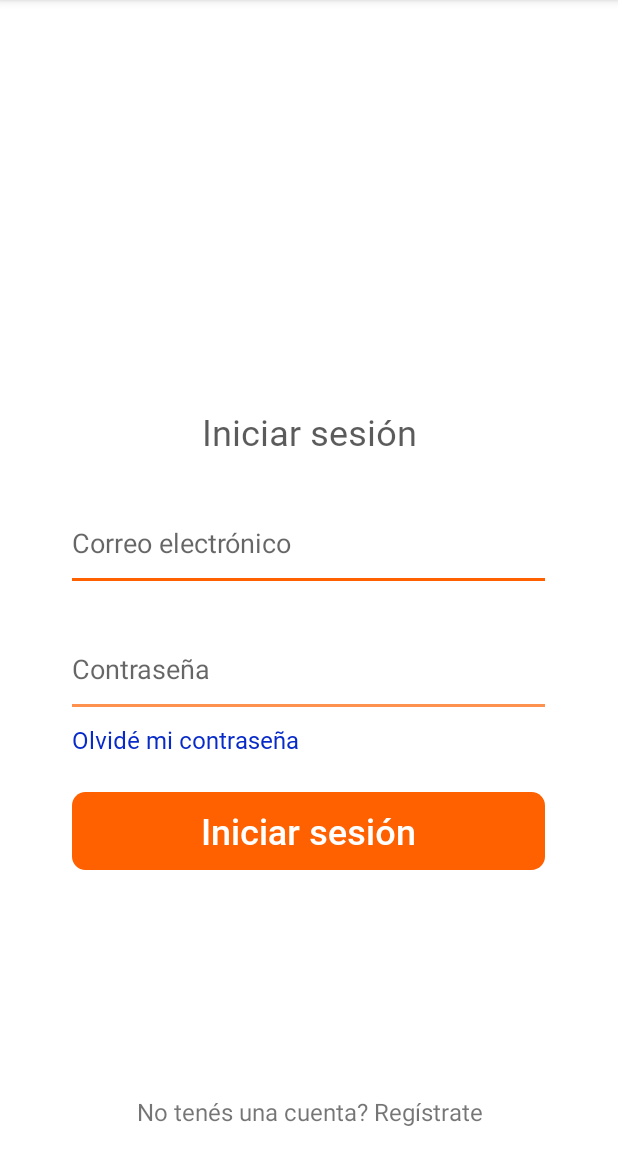
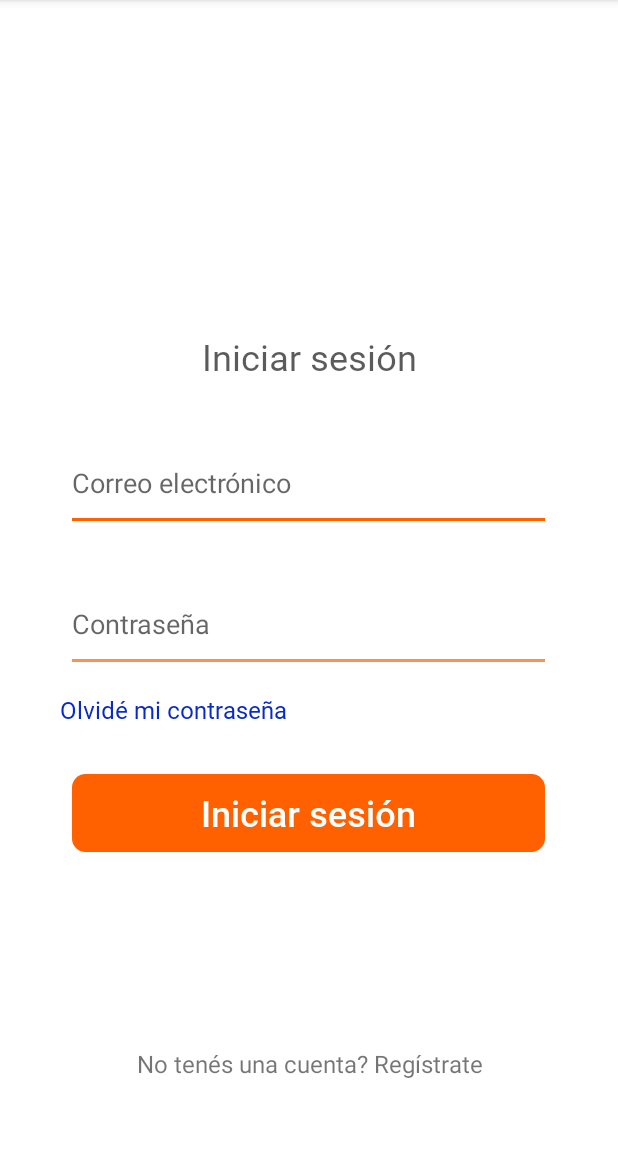
Before and after one commit to PolNun/lpet_android, an Android app: the fragment LoginFragment shown on its own in the app's theme, on a phone screen of 412 x 824 dp, the part 84-1236 px from its top. Run offline under Robolectric (Android 15) with nearby library versions, the phone set to English and light mode, and no system bars.

Commit message:
Pruebas en layout activity_main.xml

```diff
--- a/app/src/main/res/drawable/logo_lpet_naranja.xml
+++ b/app/src/main/res/drawable/logo_lpet_naranja.xml
@@ -1,6 +1,6 @@
 <vector xmlns:android="http://schemas.android.com/apk/res/android"
-    android:width="140dp"
-    android:height="75dp"
+    android:width="170dp"
+    android:height="90dp"
     android:viewportWidth="140"
     android:viewportHeight="75">
   <path
--- a/app/src/main/res/layout/fragment_login.xml
+++ b/app/src/main/res/layout/fragment_login.xml
@@ -6,6 +6,7 @@
     android:layout_width="match_parent"
     android:layout_height="wrap_content"
     android:layout_gravity="bottom"
+    android:layout_marginBottom="32dp"
     android:orientation="vertical"
     android:paddingStart="@dimen/fragment_horizontal_margin"
     android:paddingEnd="@dimen/fragment_horizontal_margin"
@@ -22,7 +23,7 @@
 
     <Space
         android:layout_width="match_parent"
-        android:layout_height="32dp" />
+        android:layout_height="42dp" />
 
     <EditText
         android:id="@+id/username"
@@ -36,7 +37,7 @@
 
     <Space
         android:layout_width="match_parent"
-        android:layout_height="32dp" />
+        android:layout_height="42dp" />
 
     <EditText
         android:id="@+id/password"
@@ -50,24 +51,25 @@
 
     <Space
         android:layout_width="match_parent"
-        android:layout_height="10dp" />
+        android:layout_height="20dp" />
 
     <TextView
         android:layout_width="wrap_content"
         android:layout_height="wrap_content"
-        android:layout_marginStart="32dp"
+        android:layout_marginStart="24dp"
         android:text="@string/texto_olvidaste_contrasena"
         android:textAppearance="@style/texto_enlace" />
 
     <Space
         android:layout_width="match_parent"
-        android:layout_height="24dp" />
+        android:layout_height="32dp" />
 
     <androidx.appcompat.widget.AppCompatButton
         android:id="@+id/btnLogin"
         android:layout_width="wrap_content"
         android:layout_height="wrap_content"
         android:layout_gravity="center_horizontal"
+        android:layout_marginBottom="130dp"
         android:background="@drawable/boton_principal"
         android:elevation="12dp"
         android:text="@string/texto_iniciar_sesion"
@@ -77,12 +79,8 @@
         android:layout_width="match_parent"
         android:layout_height="wrap_content"
         android:layout_gravity="center"
-        android:layout_marginTop="150dp"
         android:text="@string/pregunta_tenes_cuenta"
         android:textAlignment="center"
-        android:textSize="16sp"
-
-        />
-
+        android:textSize="16sp" />
 
 </androidx.appcompat.widget.LinearLayoutCompat>
--- a/app/src/main/res/layout/fragment_registro.xml
+++ b/app/src/main/res/layout/fragment_registro.xml
@@ -71,7 +71,7 @@
         android:id="@+id/textView"
         android:layout_width="wrap_content"
         android:layout_height="wrap_content"
-        android:layout_marginStart="32dp"
+        android:layout_marginStart="24dp"
         android:text="@string/texto_ya_tengo_cuenta"
         android:textAppearance="@style/texto_enlace" />
 
--- a/app/src/main/res/values/dimens.xml
+++ b/app/src/main/res/values/dimens.xml
@@ -2,7 +2,6 @@
 <resources>
     <dimen name="ancho_boton_principal">315dp</dimen>
     <dimen name="alto_boton_principal">52dp</dimen>
-    <!-- Default screen margins, per the Android Design guidelines. -->
     <dimen name="fragment_horizontal_margin">16dp</dimen>
     <dimen name="fragment_vertical_margin">16dp</dimen>
 </resources>
```
Also changed, not shown: app/src/main/res/layout/activity_main.xml (+22 -3 lines).
